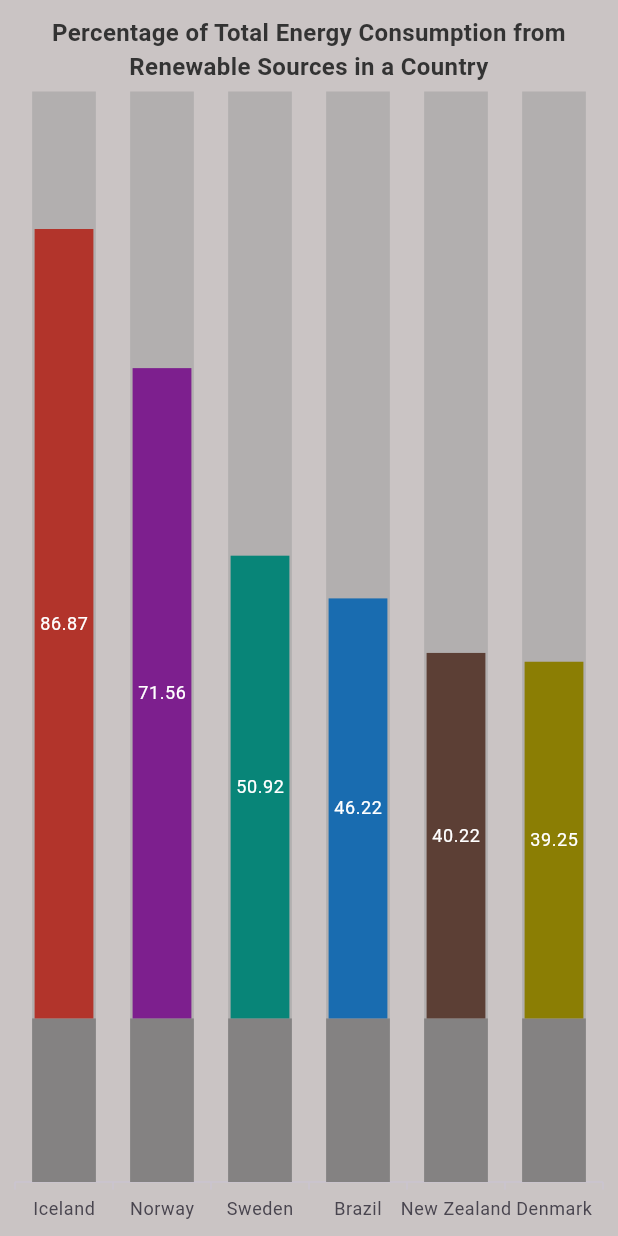
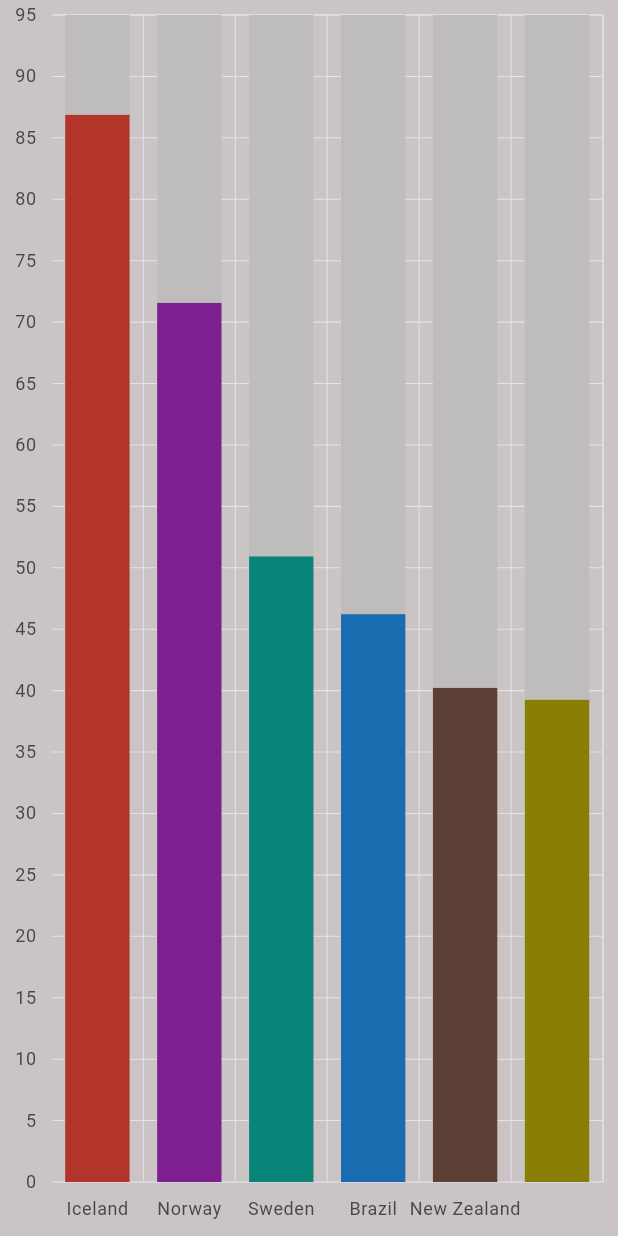
Before and after one commit to SyncfusionExamples/flutter_column_chart_renewable_energy_consumers, a Flutter app: the screen it shows after launch, on a phone screen of 412 x 824 dp. Run offline on Flutter 3.47's test engine with Material 3 defaults, Android fonts, the phone set to English and light mode, and no system bars; our stand-ins replace syncfusion_flutter_charts.

Commit message:
Updated the sample

```diff
--- a/lib/main.dart
+++ b/lib/main.dart
@@ -17,8 +17,7 @@ class MyHomePage extends StatefulWidget {
 class _MyHomePageState extends State<MyHomePage> {
   late List<EnergyData> _energyConsumedData;
   late Map<String, Color> _cylinderColors;
-  late Map<String, Color> _shadowColors;
-  late double _trackerBaseHeight;
+  late Map<String, Color> _topOvalColors;
 
   @override
   void initState() {
@@ -38,7 +37,7 @@ class _MyHomePageState extends State<MyHomePage> {
       'New Zealand': const Color.fromARGB(255, 92, 63, 53),
       'Denmark': const Color.fromARGB(255, 139, 126, 4)
     };
-    _shadowColors = {
+    _topOvalColors = {
       'Iceland': const Color.fromARGB(255, 210, 83, 74),
       'Norway': const Color.fromARGB(255, 145, 56, 160),
       'Sweden': const Color.fromARGB(255, 47, 150, 140),
@@ -46,7 +45,6 @@ class _MyHomePageState extends State<MyHomePage> {
       'New Zealand': const Color.fromARGB(255, 117, 80, 67),
       'Denmark': const Color.fromARGB(255, 179, 163, 15)
     };
-    _trackerBaseHeight = 18;
     super.initState();
   }
 
@@ -55,75 +53,17 @@ class _MyHomePageState extends State<MyHomePage> {
   return Scaffold(
     body: SfCartesianChart(
       backgroundColor: const Color.fromARGB(255, 202, 196, 196),
-        title: const ChartTitle(
-            alignment: ChartAlignment.center,
-            text:
-                'Percentage of Total Energy Consumption from Renewable Sources in a Country',
-            textStyle: TextStyle(
-                color: Color.fromARGB(255, 51, 51, 51),
-                fontSize: 16,
-                fontWeight: FontWeight.bold)),
-        tooltipBehavior: TooltipBehavior(enable: true),
-        onTooltipRender: (tooltipArgs) {
-          List<String> tooltipText = tooltipArgs.text!.split(' : ');
-          tooltipArgs.header = tooltipText[0];
-          tooltipArgs.text = '${tooltipText[1]}%';
-        },
-        onDataLabelRender: (dataLabelArgs) {
-          dataLabelArgs.textStyle = dataLabelArgs.textStyle.copyWith(
-              fontSize: 14,
-              color: const Color.fromARGB(200, 222, 219, 219),
-              fontWeight: FontWeight.bold);
-          dataLabelArgs.text = '${dataLabelArgs.text}%';
-        },
-        plotAreaBorderWidth: 0,
-        primaryXAxis: CategoryAxis(
-          majorGridLines: const MajorGridLines(color: Colors.transparent),
-          axisLabelFormatter: (axisLabelRenderArgs) {
-            TextStyle textStyle = axisLabelRenderArgs.textStyle.copyWith(
-                color: _cylinderColors[axisLabelRenderArgs.text],
-                fontWeight: FontWeight.w700,
-                fontSize: 15);
-            return ChartAxisLabel(axisLabelRenderArgs.text, textStyle);
-          },
-          labelPosition: ChartDataLabelPosition.inside,
-        ),
-        primaryYAxis: const NumericAxis(
-          isVisible: false,
-          plotOffsetStart: 70,
-          plotOffsetEnd: 70,
-        ),
-        enableSideBySideSeriesPlacement: false,
+      primaryXAxis: const CategoryAxis(),
       series: <CartesianSeries<EnergyData, String>>[
-          StackedColumnSeries<EnergyData, String>(
-            dataSource: _energyConsumedData,
-            xValueMapper: (EnergyData data, index) => data.country,
-            yValueMapper: (EnergyData data, index) => _trackerBaseHeight,
-            color: const Color.fromARGB(255, 132, 130, 130),
-            isTrackVisible: true,
-            trackColor: const Color.fromARGB(255, 178, 175, 175),
-            onCreateRenderer: (series) {
-              return _CustomStackedColumn3DTrackerSeriesRenderer(
-                  const Color.fromARGB(255, 101, 100, 100));
-            },
-            enableTooltip: false,
-            width: 0.65,
-            animationDuration: 0,
-          ),
-          StackedColumnSeries<EnergyData, String>(
+        ColumnSeries<EnergyData, String>(
           dataSource: _energyConsumedData,
           xValueMapper: (EnergyData data, index) => data.country,
           yValueMapper: (EnergyData data, index) =>
-                data.percentageOfEnergyConsumed,
-            onCreateRenderer: (series) {
-              return _CustomStackedColumn3DSeriesRenderer(_shadowColors);
-            },
+              data.energyConsumedPercent,
           pointColorMapper: (EnergyData data, index) =>
               _cylinderColors[data.country],
-            dataLabelSettings: const DataLabelSettings(
-                isVisible: true,
-                labelAlignment: ChartDataLabelAlignment.middle),
-            width: 0.6,
+          isTrackVisible: true,
+          trackColor: const Color.fromARGB(255, 191, 188, 188),
           animationDuration: 0,
         ),
       ],
@@ -132,89 +72,47 @@ class _MyHomePageState extends State<MyHomePage> {
 }
 }
 
-class _CustomStackedColumn3DSeriesRenderer
-    extends StackedColumnSeriesRenderer<EnergyData, String> {
-  _CustomStackedColumn3DSeriesRenderer(this.shadowColors);
+class _CustomColumn3DSeriesRenderer
+    extends ColumnSeriesRenderer<EnergyData, String> {
+  _CustomColumn3DSeriesRenderer(this.topOvalColors);
 
-  final Map<String, Color> shadowColors;
+  final Map<String, Color> topOvalColors;
 
   @override
-  StackedColumnSegment<EnergyData, String> createSegment() {
-    return _CustomStackedColumn3DPainter(shadowColors);
+  ColumnSegment<EnergyData, String> createSegment() {
+    return _CustomColumn3DSegment(topOvalColors);
   }
 }
 
-class _CustomStackedColumn3DPainter
-    extends StackedColumnSegment<EnergyData, String> {
-  _CustomStackedColumn3DPainter(this.shadowColors);
+class _CustomColumn3DSegment extends ColumnSegment<EnergyData, String> {
+  _CustomColumn3DSegment(this.topOvalColors);
 
-  final Map<String, Color> shadowColors;
+  final Map<String, Color> topOvalColors;
 
   @override
   void onPaint(Canvas canvas) {
-    const double segmentOvalHeight = 34;
-    const double ovalPadding = segmentOvalHeight / 2;
     final String countryName = series.xRawValues[currentSegmentIndex]!;
-    final Rect bottomOval = Rect.fromLTWH(
-        segmentRect!.left,
-        segmentRect!.bottom - ovalPadding,
-        segmentRect!.width,
-        segmentOvalHeight);
-    final Rect topOval = Rect.fromLTWH(segmentRect!.left,
-        segmentRect!.top - ovalPadding, segmentRect!.width, segmentOvalHeight);
+    final double trackerTop = series.pointToPixelY(0, 100);
+    final Rect trackerTopOval = ovalRect(trackerTop);
+    final Rect bottomOval = ovalRect(segmentRect!.bottom);
+    final Rect topOval = ovalRect(segmentRect!.top);
 
+    super.onPaint(canvas);
+    canvas.drawOval(trackerTopOval,
+        Paint()..color = const Color.fromARGB(255, 204, 201, 201));
     canvas.drawOval(bottomOval, Paint()..color = fillPaint.color);
-    super.onPaint(canvas);
-    canvas.drawOval(topOval, Paint()..color = shadowColors[countryName]!);
-  }
+    canvas.drawOval(topOval, Paint()..color = topOvalColors[countryName]!);
   }
 
-class _CustomStackedColumn3DTrackerSeriesRenderer
-    extends StackedColumnSeriesRenderer<EnergyData, String> {
-  _CustomStackedColumn3DTrackerSeriesRenderer(this.trackerTopColor);
-
-  final Color trackerTopColor;
-
-  @override
-  StackedColumnSegment<EnergyData, String> createSegment() {
-    return _CustomStackedColumn3DTrackPainter(trackerTopColor);
-  }
-}
-
-class _CustomStackedColumn3DTrackPainter
-    extends StackedColumnSegment<EnergyData, String> {
-  _CustomStackedColumn3DTrackPainter(this.trackerTopColor);
-
-  final Color trackerTopColor;
-
-  @override
-  void onPaint(Canvas canvas) {
-    const double trackerOvalHeight = 40;
-    const double ovalPadding = trackerOvalHeight / 2;
-
-    // The pointToPixelY method used for find the pixel value of track rect
-    // top value
-    final double trackerTop = series.pointToPixelY(0, 120);
-    final Rect trackerTopRect = Rect.fromLTWH(segmentRect!.left,
-        trackerTop - ovalPadding, segmentRect!.width, trackerOvalHeight);
-    final Rect trackerBottomRect = Rect.fromLTWH(segmentRect!.left,
-        segmentRect!.top - ovalPadding, segmentRect!.width, trackerOvalHeight);
-    final Rect trackerBaseBottomRect = Rect.fromLTWH(
-        segmentRect!.left,
-        segmentRect!.bottom - ovalPadding,
-        segmentRect!.width,
-        trackerOvalHeight);
-
-    super.onPaint(canvas);
-    canvas.drawOval(trackerBaseBottomRect, Paint()..color = fillPaint.color);
-    canvas.drawOval(trackerBottomRect, Paint()..color = trackerTopColor);
-    canvas.drawOval(trackerTopRect,
-        Paint()..color = const Color.fromARGB(255, 184, 181, 181));
+  Rect ovalRect(double ovalCenterY) {
+    const double ovalRadius = 15;
+    return Rect.fromLTRB(segmentRect!.left, ovalCenterY - ovalRadius,
+        segmentRect!.right, ovalCenterY + ovalRadius);
   }
 }
 
 class EnergyData {
-  EnergyData(this.country, this.percentageOfEnergyConsumed);
+  EnergyData(this.country, this.energyConsumedPercent);
   final String country;
-  final double percentageOfEnergyConsumed;
+  final double energyConsumedPercent;
 }
```
Lines whose indentation alone changed are shown as unchanged.
